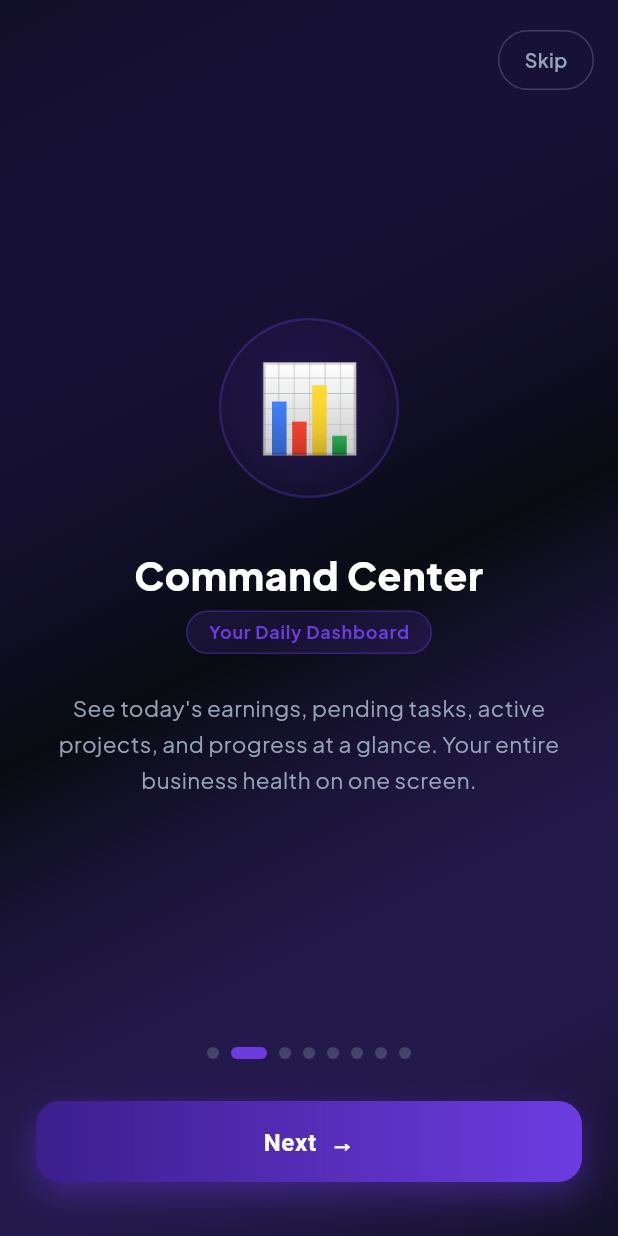
After one commit to nishantunivese/growth_os, a Flutter app: the OnboardingScreen screen opened directly, after a tap on an icon or button, on a phone screen of 412 x 824 dp. The commit adds this screen. Run offline on Flutter 3.47's test engine with Material 3 defaults, Android fonts, the phone set to English and light mode, and no system bars; our stand-ins replace fl_chart, flutter_local_notifications, flutter_riverpod, google_fonts, image_picker, pdf and 4 more; accounts and stored records are empty.

Commit message:
feat: New user onboarding guide with skip option, 8-step feature walkthrough

```diff
--- a/lib/core/database/local_db_service.dart
+++ b/lib/core/database/local_db_service.dart
@@ -50,7 +50,7 @@ class LocalDbService {
 
     return await openDatabase(
       path,
-      version: 3,
+      version: 4,
       onCreate: (db, version) async {
         await _createAllTables(db);
         await _seedDefaultAdmin(db);
@@ -85,6 +85,17 @@ class LocalDbService {
               await db.execute(q);
             } catch (_) {}
           }
+        }
+        if (oldVersion < 4) {
+          // Add app_settings table for onboarding flag and future settings
+          try {
+            await db.execute('''
+              CREATE TABLE IF NOT EXISTS app_settings (
+                key TEXT PRIMARY KEY,
+                value TEXT
+              )
+            ''');
+          } catch (_) {}
         }
       },
     );
@@ -415,6 +426,14 @@ class LocalDbService {
         id INTEGER PRIMARY KEY,
         user_id TEXT,
         logged_in_at TEXT
+      )
+    ''');
+
+    // 22. App Settings (key-value store for onboarding flag etc.)
+    await db.execute('''
+      CREATE TABLE IF NOT EXISTS app_settings (
+        key TEXT PRIMARY KEY,
+        value TEXT
       )
     ''');
   }
@@ -801,4 +820,26 @@ class LocalDbService {
       'created_at': DateTime.now().toIso8601String(),
     });
   }
+
+  // --- App Settings (Onboarding flag, etc.) ---
+  Future<bool> isOnboardingCompleted() async {
+    try {
+      final db = await database;
+      final res = await db.query('app_settings', where: 'key = ?', whereArgs: ['onboarding_completed']);
+      if (res.isNotEmpty) {
+        return (res.first['value'] as String?) == '1';
+      }
+      return false;
+    } catch (_) {
+      return false;
+    }
+  }
+
+  Future<void> setOnboardingCompleted() async {
+    try {
+      final db = await database;
+      await db.insert('app_settings', {'key': 'onboarding_completed', 'value': '1'},
+          conflictAlgorithm: ConflictAlgorithm.replace);
+    } catch (_) {}
+  }
 }
--- a/lib/features/auth/presentation/splash_screen.dart
+++ b/lib/features/auth/presentation/splash_screen.dart
@@ -1,9 +1,11 @@
 import 'package:flutter/material.dart';
 import 'package:flutter_riverpod/flutter_riverpod.dart';
 import '../../../core/constants/app_colors.dart';
+import '../../../core/database/local_db_service.dart';
 import '../domain/auth_provider.dart';
 import 'welcome_screen.dart';
 import '../../navigation/main_scaffold.dart';
+import '../../onboarding/presentation/onboarding_screen.dart';
 
 class SplashScreen extends ConsumerStatefulWidget {
   const SplashScreen({super.key});
@@ -58,10 +60,20 @@ class _SplashScreenState extends ConsumerState<SplashScreen>
 
     final authState = ref.read(authProvider);
     if (authState.status == AuthStatus.authenticated && authState.user != null) {
-      // Auto-login: User stays logged in even after closing and reopening the app
-      Navigator.of(context).pushReplacement(
-        MaterialPageRoute(builder: (_) => const MainScaffold()),
-      );
+      // Check if onboarding has been completed
+      final onboardingDone = await LocalDbService.instance.isOnboardingCompleted();
+      if (!mounted) return;
+      if (onboardingDone) {
+        // Auto-login: User stays logged in even after closing and reopening the app
+        Navigator.of(context).pushReplacement(
+          MaterialPageRoute(builder: (_) => const MainScaffold()),
+        );
+      } else {
+        // First login — show onboarding guide
+        Navigator.of(context).pushReplacement(
+          MaterialPageRoute(builder: (_) => const OnboardingScreen()),
+        );
+      }
     } else {
       Navigator.of(context).pushReplacement(
         MaterialPageRoute(builder: (_) => const WelcomeScreen()),
--- /dev/null
+++ b/lib/features/onboarding/presentation/onboarding_screen.dart
@@ -0,0 +1,389 @@
+import 'package:flutter/material.dart';
+import '../../../core/constants/app_colors.dart';
+import '../../../core/database/local_db_service.dart';
+import '../../navigation/main_scaffold.dart';
+
+/// OnboardingScreen – shown only once to new users after first login.
+/// Every step has a visible Skip button. On last step or skip, marks
+/// onboarding as completed and navigates to MainScaffold.
+class OnboardingScreen extends StatefulWidget {
+  const OnboardingScreen({super.key});
+
+  @override
+  State<OnboardingScreen> createState() => _OnboardingScreenState();
+}
+
+class _OnboardingScreenState extends State<OnboardingScreen>
+    with TickerProviderStateMixin {
+  final PageController _pageController = PageController();
+  int _currentPage = 0;
+  late AnimationController _fadeController;
+  late Animation<double> _fadeAnim;
+
+  static const _steps = [
+    _OnboardingStep(
+      emoji: '🚀',
+      title: 'Welcome to GROWTH OS',
+      subtitle: 'Your Personal Business Command Center',
+      description:
+          'Growth OS helps you track every rupee earned, every task completed, and every goal achieved — all in one powerful offline-first app.',
+      gradientColors: [Color(0xFF6C3CE1), Color(0xFF9B5EEA)],
+    ),
+    _OnboardingStep(
+      emoji: '📊',
+      title: 'Command Center',
+      subtitle: 'Your Daily Dashboard',
+      description:
+          'See today\'s earnings, pending tasks, active projects, and progress at a glance. Your entire business health on one screen.',
+      gradientColors: [Color(0xFF3C1E8C), Color(0xFF6C3CE1)],
+    ),
+    _OnboardingStep(
+      emoji: '💼',
+      title: 'Track Your Work',
+      subtitle: 'Tasks & Projects',
+      description:
+          'Add tasks with deadlines, submit proof of work via screenshot or text, and get verified. Completed & verified tasks earn you Gold Coins!',
+      gradientColors: [Color(0xFF1A5276), Color(0xFF2E86C1)],
+    ),
+    _OnboardingStep(
+      emoji: '💰',
+      title: 'Financial Intelligence',
+      subtitle: 'Finance & Goals',
+      description:
+          'Log income and expenses, track platform-wise earnings (YouTube, Instagram, Freelance), and set monthly or annual financial goals.',
+      gradientColors: [Color(0xFF1E8449), Color(0xFF27AE60)],
+    ),
+    _OnboardingStep(
+      emoji: '🥇',
+      title: 'Earn While You Work',
+      subtitle: 'Gold Coins & Rewards',
+      description:
+          'Every verified task rewards you with Gold Coins. Accumulate coins and withdraw real money at month-end. Work more, earn more!',
+      gradientColors: [Color(0xFF7D6608), Color(0xFFD4AC0D)],
+    ),
+    _OnboardingStep(
+      emoji: '🤝',
+      title: 'Client Management',
+      subtitle: 'CRM Built for Creators',
+      description:
+          'Track all your clients, deals, follow-up dates, and interactions. Never miss a follow-up or payment deadline again.',
+      gradientColors: [Color(0xFF78281F), Color(0xFFC0392B)],
+    ),
+    _OnboardingStep(
+      emoji: '🔔',
+      title: 'Smart Reminders',
+      subtitle: 'Stay on Track Every Day',
+      description:
+          'Enable daily reminders from Profile → Notifications. Get nudged to log earnings, complete tasks, and hit your goals.',
+      gradientColors: [Color(0xFF4A235A), Color(0xFF8E44AD)],
+    ),
+    _OnboardingStep(
+      emoji: '🎉',
+      title: "You're All Set!",
+      subtitle: 'Start Your Growth Journey',
+      description:
+          'Everything is ready. Build your empire, one verified task at a time. Growth OS works fully offline — no internet needed!',
+      gradientColors: [Color(0xFF6C3CE1), Color(0xFFE91E63)],
+    ),
+  ];
+
+  @override
+  void initState() {
+    super.initState();
+    _fadeController = AnimationController(
+      vsync: this,
+      duration: const Duration(milliseconds: 400),
+    );
+    _fadeAnim = Tween<double>(begin: 0.0, end: 1.0).animate(
+      CurvedAnimation(parent: _fadeController, curve: Curves.easeOut),
+    );
+    _fadeController.forward();
+  }
+
+  @override
+  void dispose() {
+    _pageController.dispose();
+    _fadeController.dispose();
+    super.dispose();
+  }
+
+  Future<void> _completeOnboarding() async {
+    await LocalDbService.instance.setOnboardingCompleted();
+    if (!mounted) return;
+    Navigator.of(context).pushReplacement(
+      PageRouteBuilder(
+        pageBuilder: (_, __, ___) => const MainScaffold(),
+        transitionsBuilder: (_, anim, __, child) =>
+            FadeTransition(opacity: anim, child: child),
+        transitionDuration: const Duration(milliseconds: 500),
+      ),
+    );
+  }
+
+  void _nextPage() {
+    if (_currentPage < _steps.length - 1) {
+      _fadeController.reset();
+      _pageController.nextPage(
+        duration: const Duration(milliseconds: 400),
+        curve: Curves.easeInOut,
+      );
+      _fadeController.forward();
+    } else {
+      _completeOnboarding();
+    }
+  }
+
+  @override
+  Widget build(BuildContext context) {
+    final step = _steps[_currentPage];
+    final isLast = _currentPage == _steps.length - 1;
+
+    return Scaffold(
+      backgroundColor: AppColors.background,
+      body: Stack(
+        children: [
+          // Animated background gradient blob
+          AnimatedContainer(
+            duration: const Duration(milliseconds: 500),
+            decoration: BoxDecoration(
+              gradient: LinearGradient(
+                begin: Alignment.topLeft,
+                end: Alignment.bottomRight,
+                colors: [
+                  step.gradientColors[0].withOpacity(0.18),
+                  AppColors.background,
+                  step.gradientColors[1].withOpacity(0.10),
+                ],
+              ),
+            ),
+          ),
+
+          // Skip button (always visible top-right)
+          SafeArea(
+            child: Align(
+              alignment: Alignment.topRight,
+              child: Padding(
+                padding: const EdgeInsets.all(16.0),
+                child: TextButton(
+                  onPressed: _completeOnboarding,
+                  style: TextButton.styleFrom(
+                    foregroundColor: AppColors.textSecondary,
+                    padding: const EdgeInsets.symmetric(horizontal: 16, vertical: 8),
+                    shape: RoundedRectangleBorder(
+                      borderRadius: BorderRadius.circular(20),
+                      side: BorderSide(
+                        color: AppColors.textSecondary.withOpacity(0.3),
+                      ),
+                    ),
+                  ),
+                  child: const Text(
+                    'Skip',
+                    style: TextStyle(fontSize: 13, fontWeight: FontWeight.w600),
+                  ),
+                ),
+              ),
+            ),
+          ),
+
+          // Main Page Content
+          SafeArea(
+            child: PageView.builder(
+              controller: _pageController,
+              physics: const BouncingScrollPhysics(),
+              onPageChanged: (i) {
+                setState(() => _currentPage = i);
+                _fadeController.reset();
+                _fadeController.forward();
+              },
+              itemCount: _steps.length,
+              itemBuilder: (_, index) {
+                final s = _steps[index];
+                return FadeTransition(
+                  opacity: _fadeAnim,
+                  child: _buildStepContent(s, index == _steps.length - 1),
+                );
+              },
+            ),
+          ),
+
+          // Bottom controls
+          SafeArea(
+            child: Align(
+              alignment: Alignment.bottomCenter,
+              child: Padding(
+                padding: const EdgeInsets.fromLTRB(24, 0, 24, 36),
+                child: Column(
+                  mainAxisSize: MainAxisSize.min,
+                  children: [
+                    // Dot indicators
+                    Row(
+                      mainAxisAlignment: MainAxisAlignment.center,
+                      children: List.generate(_steps.length, (i) {
+                        final isActive = i == _currentPage;
+                        return AnimatedContainer(
+                          duration: const Duration(milliseconds: 300),
+                          margin: const EdgeInsets.symmetric(horizontal: 4),
+                          width: isActive ? 24 : 8,
+                          height: 8,
+                          decoration: BoxDecoration(
+                            color: isActive
+                                ? step.gradientColors[1]
+                                : AppColors.textSecondary.withOpacity(0.3),
+                            borderRadius: BorderRadius.circular(4),
+                          ),
+                        );
+                      }),
+                    ),
+                    const SizedBox(height: 28),
+                    // Next / Let's Start button
+                    SizedBox(
+                      width: double.infinity,
+                      height: 54,
+                      child: AnimatedContainer(
+                        duration: const Duration(milliseconds: 400),
+                        decoration: BoxDecoration(
+                          gradient: LinearGradient(
+                            colors: step.gradientColors,
+                            begin: Alignment.centerLeft,
+                            end: Alignment.centerRight,
+                          ),
+                          borderRadius: BorderRadius.circular(16),
+                          boxShadow: [
+                            BoxShadow(
+                              color: step.gradientColors[1].withOpacity(0.4),
+                              blurRadius: 20,
+                              offset: const Offset(0, 8),
+                            ),
+                          ],
+                        ),
+                        child: ElevatedButton(
+                          onPressed: _nextPage,
+                          style: ElevatedButton.styleFrom(
+                            backgroundColor: Colors.transparent,
+                            shadowColor: Colors.transparent,
+                            shape: RoundedRectangleBorder(
+                              borderRadius: BorderRadius.circular(16),
+                            ),
+                          ),
+                          child: Text(
+                            isLast ? "🚀  Let's Start!" : 'Next  →',
+                            style: const TextStyle(
+                              color: Colors.white,
+                              fontSize: 16,
+                              fontWeight: FontWeight.w700,
+                              letterSpacing: 0.5,
+                            ),
+                          ),
+                        ),
+                      ),
+                    ),
+                  ],
+                ),
+              ),
+            ),
+          ),
+        ],
+      ),
+    );
+  }
+
+  Widget _buildStepContent(_OnboardingStep step, bool isLast) {
+    return Padding(
+      padding: const EdgeInsets.fromLTRB(28, 80, 28, 160),
+      child: Column(
+        mainAxisAlignment: MainAxisAlignment.center,
+        children: [
+          // Large emoji with glow circle
+          Container(
+            width: 120,
+            height: 120,
+            decoration: BoxDecoration(
+              shape: BoxShape.circle,
+              gradient: RadialGradient(
+                colors: [
+                  step.gradientColors[0].withOpacity(0.3),
+                  step.gradientColors[1].withOpacity(0.05),
+                ],
+              ),
+              border: Border.all(
+                color: step.gradientColors[1].withOpacity(0.3),
+                width: 1.5,
+              ),
+            ),
+            child: Center(
+              child: Text(
+                step.emoji,
+                style: const TextStyle(fontSize: 56),
+              ),
+            ),
+          ),
+          const SizedBox(height: 36),
+
+          // Title
+          Text(
+            step.title,
+            textAlign: TextAlign.center,
+            style: const TextStyle(
+              color: Colors.white,
+              fontSize: 26,
+              fontWeight: FontWeight.w900,
+              letterSpacing: 0.5,
+              height: 1.2,
+            ),
+          ),
+          const SizedBox(height: 8),
+
+          // Subtitle chip
+          Container(
+            padding: const EdgeInsets.symmetric(horizontal: 14, vertical: 5),
+            decoration: BoxDecoration(
+              color: step.gradientColors[1].withOpacity(0.15),
+              borderRadius: BorderRadius.circular(20),
+              border: Border.all(
+                color: step.gradientColors[1].withOpacity(0.35),
+              ),
+            ),
+            child: Text(
+              step.subtitle,
+              style: TextStyle(
+                color: step.gradientColors[1],
+                fontSize: 12,
+                fontWeight: FontWeight.w700,
+                letterSpacing: 0.5,
+              ),
+            ),
+          ),
+          const SizedBox(height: 24),
+
+          // Description
+          Text(
+            step.description,
+            textAlign: TextAlign.center,
+            style: TextStyle(
+              color: AppColors.textSecondary,
+              fontSize: 15,
+              height: 1.6,
+              fontWeight: FontWeight.w400,
+            ),
+          ),
+        ],
+      ),
+    );
+  }
+}
+
+class _OnboardingStep {
+  final String emoji;
+  final String title;
+  final String subtitle;
+  final String description;
+  final List<Color> gradientColors;
+
+  const _OnboardingStep({
+    required this.emoji,
+    required this.title,
+    required this.subtitle,
+    required this.description,
+    required this.gradientColors,
+  });
+}
```
